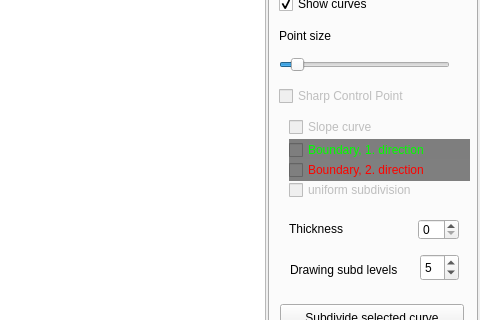
First picture: the form in mainwindow.ui, repository ftasse/ShadingCurves, before the edit; both pictures show x 261 to 741 and y 243 to 563 of the 741 by 742 pixel window.
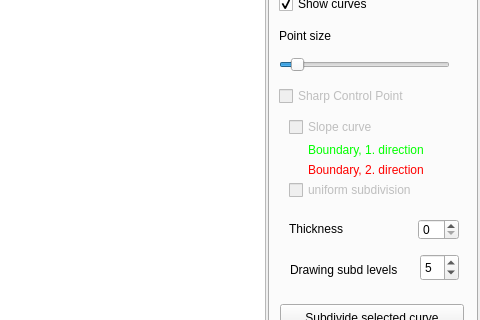
Second picture: the form after the edit. Custom widgets are drawn as their Qt base class.

Commit message: Set transparent background for boundary 1. and 2. checkboxes.

Diff of the .ui file:
```diff
--- a/mainwindow.ui
+++ b/mainwindow.ui
@@ -268,7 +268,7 @@
             </property>
             <property name="styleSheet">
              <string notr="true">color: rgb(0, 255, 0);
-background-color: rgb(126, 126, 126);</string>
+background-color: rgba(126, 126, 126, 0);</string>
             </property>
             <property name="text">
              <string>Boundary, 1. direction</string>
@@ -288,7 +288,7 @@
             </property>
             <property name="styleSheet">
              <string notr="true">color: rgb(255, 0, 0);
-background-color: rgb(127, 127, 127);</string>
+background-color: rgba(127, 127, 127, 0);</string>
             </property>
             <property name="text">
              <string>Boundary, 2. direction</string>
```
The commit also changes 1 other file.
